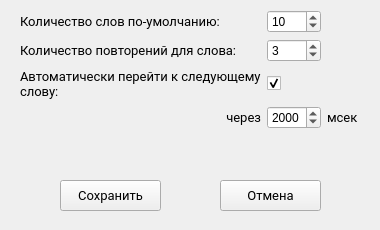
First picture: the form in ui/Settings.ui, repository VovaOneReal/OrthoepicTrainer, before the edit.
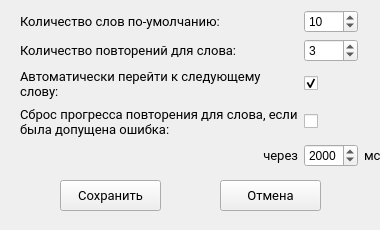
Second picture: the form after the edit. Icons and pictures are not drawn.

Diff of the .ui file:
```diff
--- a/ui/Settings.ui
+++ b/ui/Settings.ui
@@ -201,6 +201,29 @@
       </property>
      </widget>
     </item>
+    <item row="4" column="0">
+     <widget class="QLabel" name="label">
+      <property name="font">
+       <font>
+        <family>Roboto</family>
+        <pointsize>10</pointsize>
+       </font>
+      </property>
+      <property name="text">
+       <string>Сброс прогресса повторения для слова, если была допущена ошибка:</string>
+      </property>
+      <property name="wordWrap">
+       <bool>true</bool>
+      </property>
+     </widget>
+    </item>
+    <item row="4" column="1">
+     <widget class="QCheckBox" name="checkBox">
+      <property name="text">
+       <string/>
+      </property>
+     </widget>
+    </item>
    </layout>
   </widget>
  </widget>
```
